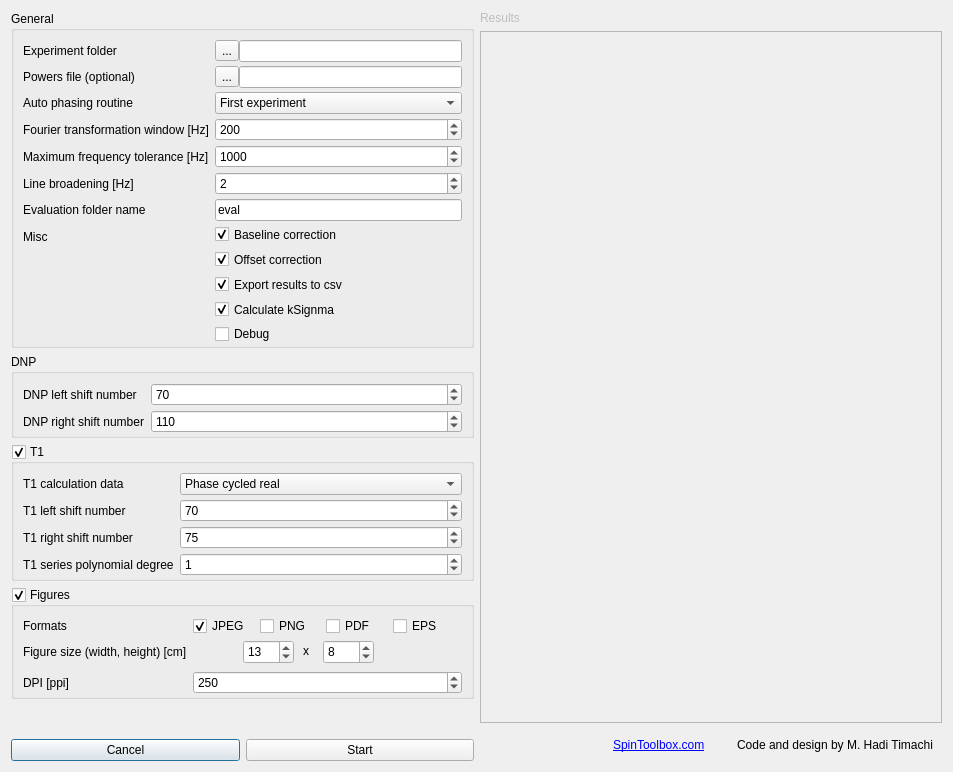
haditim/DNPy, file ui/DNPyUI.ui: the form before one commit.
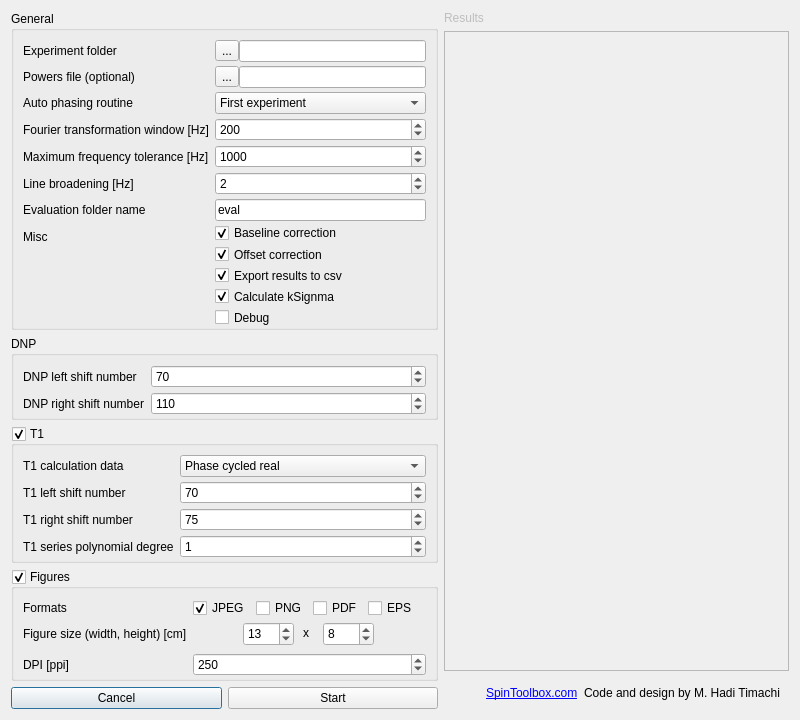
The form after the commit. Icons and pictures are not drawn.

Commit message: Finished threading on Qt5

The edit to the form file:
```diff
--- a/ui/DNPyUI.ui
+++ b/ui/DNPyUI.ui
@@ -6,8 +6,8 @@
    <rect>
     <x>0</x>
     <y>0</y>
-    <width>953</width>
-    <height>772</height>
+    <width>800</width>
+    <height>600</height>
    </rect>
   </property>
   <property name="sizePolicy">
```
Left out of the diff: 4 changed lines with no effect on the pictures. The commit also changes 1 other file.
